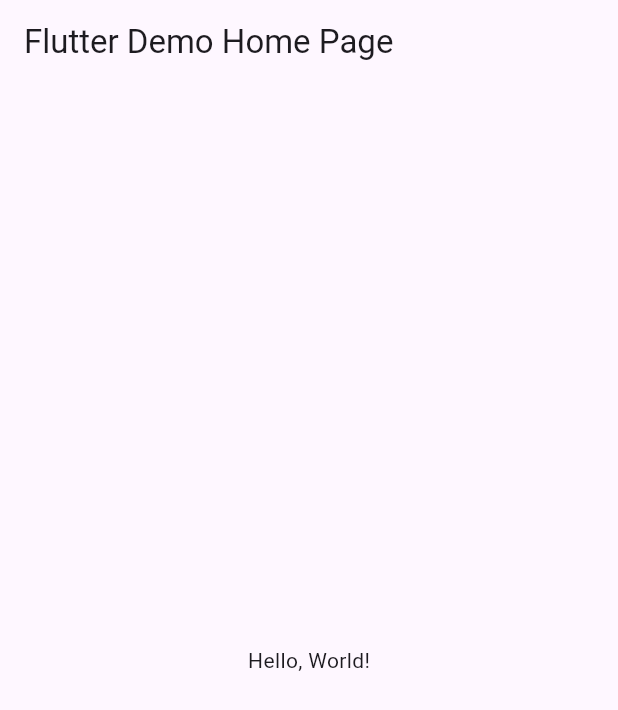
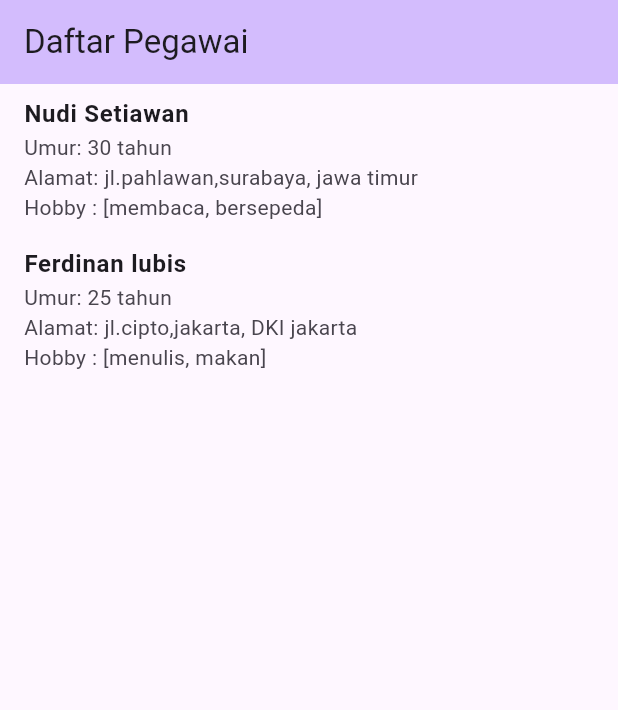
Before and after one commit to Angelinagustin/Latihan_pab2, a Flutter app: the screen it shows after launch, on a phone screen of 412 x 824 dp. Shown: the top 710 px of the screen. Run offline on Flutter 3.47's test engine with Material 3 defaults, Android fonts, the phone set to English and light mode, and no system bars.

Commit message:
add : queiowq

```diff
--- a/lib/main.dart
+++ b/lib/main.dart
@@ -1,43 +1,78 @@
+import 'dart:convert';
+
 import 'package:flutter/material.dart';
+import 'package:flutter/services.dart';
+import 'package:karyawan/models/karyawan.dart';
 
-void main() => runApp(MyApp());
+void main() {
+  runApp(const MyApp());
+}
 
 class MyApp extends StatelessWidget {
   const MyApp({super.key});
-  // This widget is the root of your application.
+
   @override
   Widget build(BuildContext context) {
     return MaterialApp(
-      // Application name
-      title: 'Flutter Hello World',
-      // Application theme data, you can set the colors for the application as
-      // you want
+      title: "Daftar Karyawan",
       theme: ThemeData(
-        // useMaterial3: false,
-        primarySwatch: Colors.blue,
+        colorScheme: ColorScheme.fromSeed(seedColor: Colors.deepPurple),
+        useMaterial3: true,
       ),
-      // A widget which will be started on application startup
-      home: MyHomePage(title: 'Flutter Demo Home Page'),
+      home: const MyHomePage(),
     );
   }
 }
 
 class MyHomePage extends StatelessWidget {
-  final String title;
-  const MyHomePage({super.key, required this.title});
+  const MyHomePage({super.key});
+  Future<List<Karyawan>> _readJsonData() async {
+    String response = await rootBundle.loadString("assets/karyawan.json");
+    final List<dynamic> data = json.decode(response);
+    return data.map((json) => Karyawan.fromJson(json)).toList();
+  }
 
   @override
   Widget build(BuildContext context) {
     return Scaffold(
       appBar: AppBar(
-        // The title text which will be shown on the action bar
-        title: Text(title),
+        backgroundColor: Theme.of(context).colorScheme.inversePrimary,
+        title: const Text("Daftar Pegawai"),
       ),
-      body: Center(
-        child: Text(
-          'Hello, World!',
-        ),
-      ),
+      body: FutureBuilder<List<Karyawan>>(
+          future: _readJsonData(),
+          builder: (context, snapshot) {
+            if (snapshot.hasData) {
+              return ListView.builder(
+                itemCount: snapshot.data!.length,
+                itemBuilder: (context, index) {
+                  return ListTile(
+                    title: Text(
+                      snapshot.data![index].nama,
+                      style: const TextStyle(fontWeight: FontWeight.bold),
+                    ),
+                    subtitle: Column(
+                      crossAxisAlignment: CrossAxisAlignment.start,
+                      children: [
+                        Text("Umur: ${snapshot.data![index].umur} tahun"),
+                        Text("Alamat: ${snapshot.data![index].alamat.jalan},"
+                            "${snapshot.data![index].alamat.kota}, "
+                            "${snapshot.data![index].alamat.provinsi}"),
+                        // tampilkan hobi
+                        if (snapshot.data![index].hobi.length > 1)
+                          Text("Hobby : ${snapshot.data![index].hobi}"),
+                      ],
+                    ),
+                  );
+                },
+              );
+            } else if (snapshot.hasError) {
+              return Center(
+                child: Text('${snapshot.error}'),
+              );
+            }
+            return const Center(child: CircularProgressIndicator());
+          }),
     );
   }
 }
```
Also changed, not shown: pubspec.yaml (+3 -14 lines).
